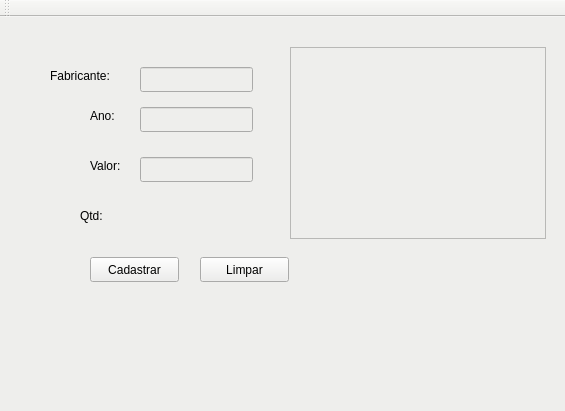
Old version of the form Aula2/mainwindow.ui in the repository williamacedo/qtaulas.
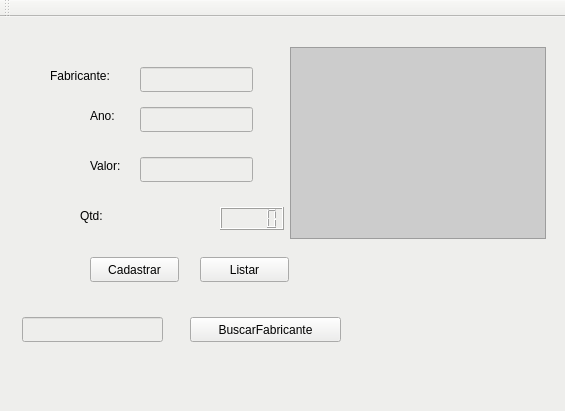
New version of the form.

Commit message: aula 2 com busca

```diff
--- a/Aula2/mainwindow.ui
+++ b/Aula2/mainwindow.ui
@@ -109,7 +109,7 @@
      </rect>
     </property>
     <property name="text">
-     <string>Limpar</string>
+     <string>Listar</string>
     </property>
    </widget>
    <widget class="QLabel" name="label_4">
@@ -134,6 +134,9 @@
       <height>192</height>
      </rect>
     </property>
+    <property name="styleSheet">
+     <string notr="true">background-color: #CCC;</string>
+    </property>
    </widget>
    <widget class="QLabel" name="label_5">
     <property name="geometry">
@@ -148,6 +151,39 @@
      <string/>
     </property>
    </widget>
+   <widget class="QPushButton" name="pushButton_3">
+    <property name="geometry">
+     <rect>
+      <x>190</x>
+      <y>300</y>
+      <width>151</width>
+      <height>25</height>
+     </rect>
+    </property>
+    <property name="text">
+     <string>BuscarFabricante</string>
+    </property>
+   </widget>
+   <widget class="QLineEdit" name="lineEdit_4">
+    <property name="geometry">
+     <rect>
+      <x>22</x>
+      <y>300</y>
+      <width>141</width>
+      <height>25</height>
+     </rect>
+    </property>
+   </widget>
+   <widget class="QLCDNumber" name="lcdNumber">
+    <property name="geometry">
+     <rect>
+      <x>220</x>
+      <y>190</y>
+      <width>64</width>
+      <height>23</height>
+     </rect>
+    </property>
+   </widget>
   </widget>
   <widget class="QMenuBar" name="menuBar">
    <property name="geometry">
```
The commit also changes 2 other files.
